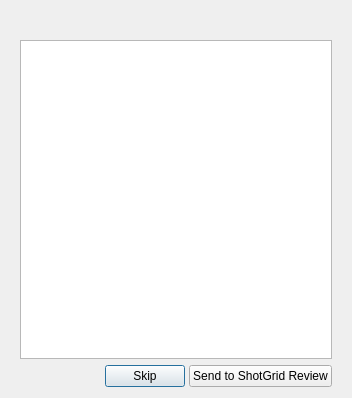
This is resources/batch_render_dialog.ui in shotgunsoftware/tk-flame-export as Qt 5 draws it before an edit. The edited form follows.
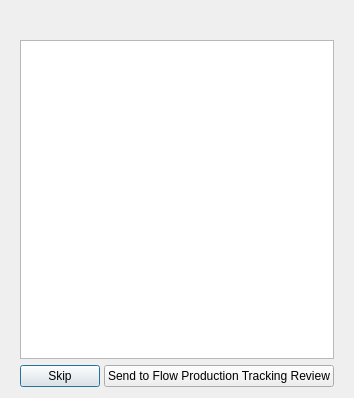
This is the edited form. Icons and pictures are not drawn.

Patch:
```diff
--- a/resources/batch_render_dialog.ui
+++ b/resources/batch_render_dialog.ui
@@ -71,7 +71,7 @@
      <item>
       <widget class="QPushButton" name="submit">
        <property name="text">
-        <string>Send to ShotGrid Review</string>
+        <string>Send to Flow Production Tracking Review</string>
        </property>
       </widget>
      </item>
```
Left out of the diff: 2 changed lines with no effect on the pictures.
